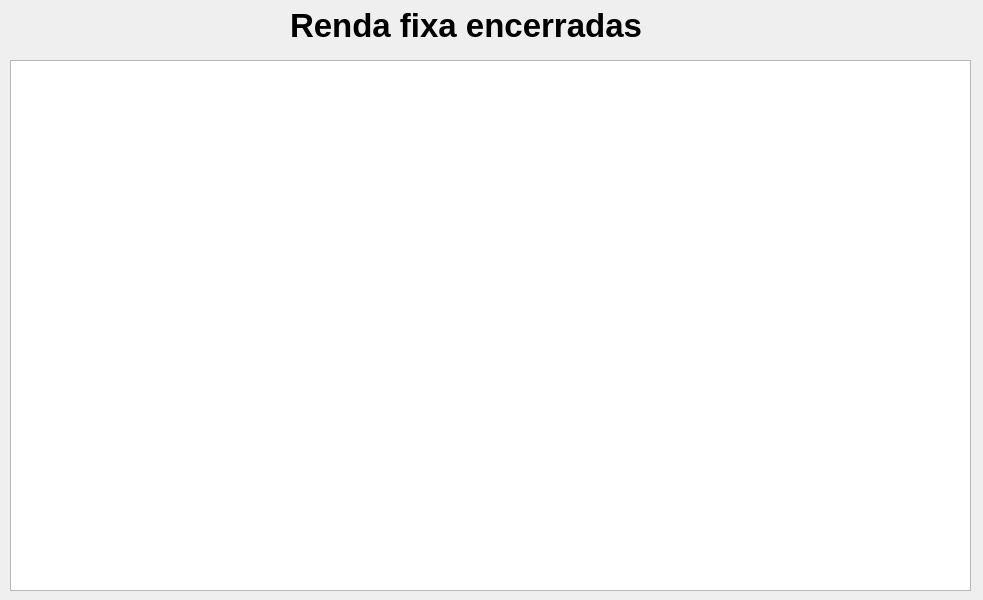
Old version of the form closedfixedincomeswindow.ui in the repository ThiagoServulo/MyFinancialAssets.
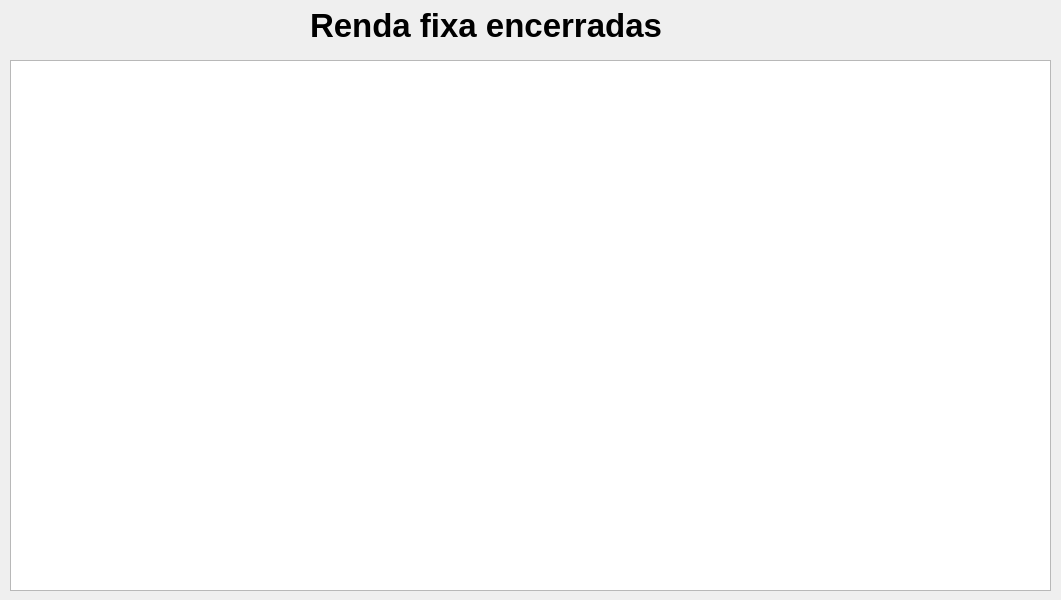
New version of the form.

```diff
--- a/closedfixedincomeswindow.ui
+++ b/closedfixedincomeswindow.ui
@@ -6,7 +6,7 @@
    <rect>
     <x>0</x>
     <y>0</y>
-    <width>983</width>
+    <width>1061</width>
     <height>600</height>
    </rect>
   </property>
@@ -17,7 +17,7 @@
    <widget class="QLabel" name="label">
     <property name="geometry">
      <rect>
-      <x>290</x>
+      <x>310</x>
       <y>10</y>
       <width>391</width>
       <height>31</height>
@@ -39,7 +39,7 @@
      <rect>
       <x>10</x>
       <y>60</y>
-      <width>961</width>
+      <width>1041</width>
       <height>531</height>
      </rect>
     </property>
```
